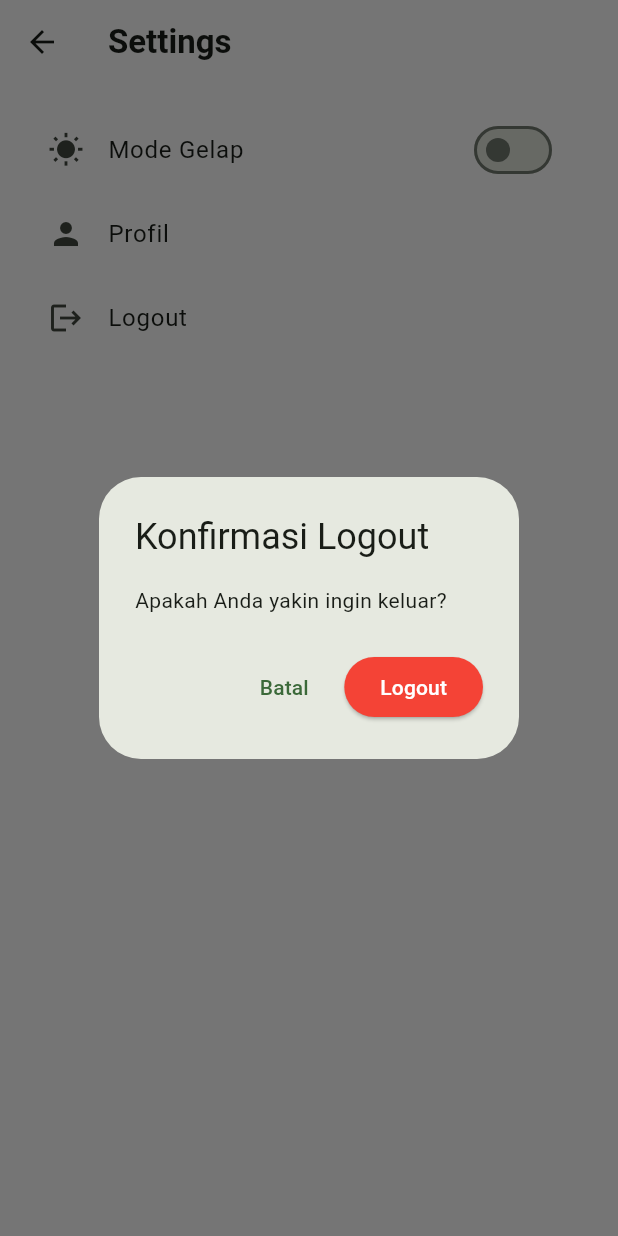
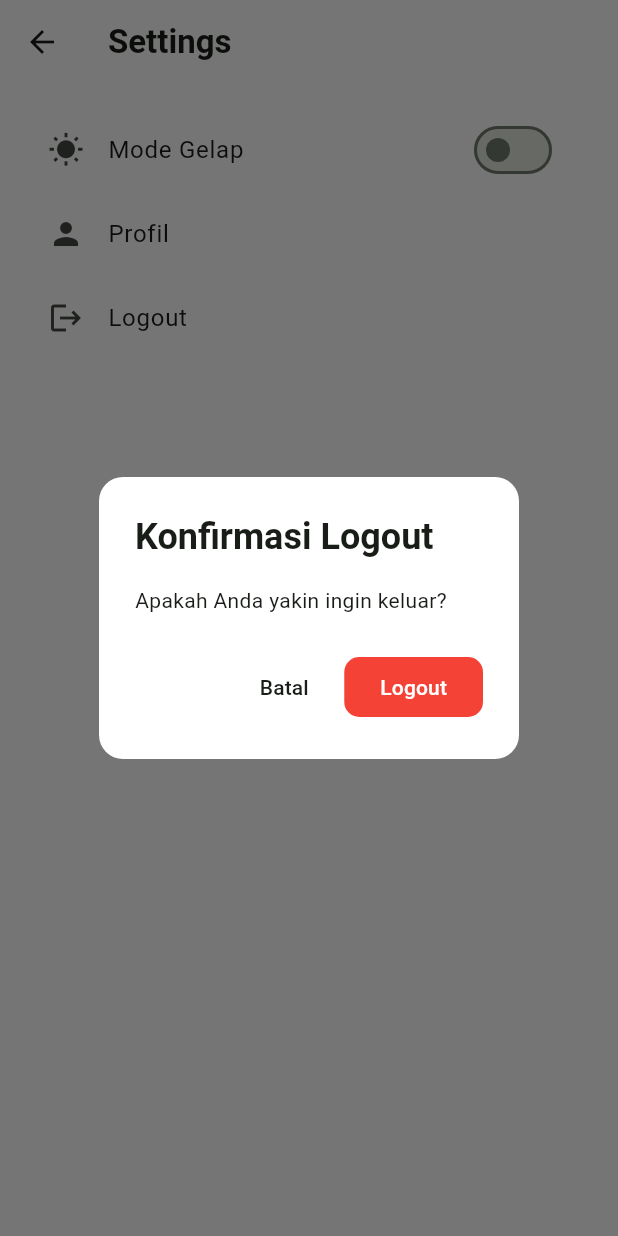
Before and after one commit to Cleosazelda/erp_migas_mobile, a Flutter app: the SettingsPage screen opened directly with empty values, after a tap on "Logout", on a phone screen of 412 x 824 dp. Run offline on Flutter 3.47's test engine with Material 3 defaults, Android fonts, the phone set to English and light mode, and no system bars; our stand-ins replace fl_chart; accounts and stored records are empty; network calls fail.

Commit message:
doneee profil, history

```diff
--- a/lib/src/pages/home_page.dart
+++ b/lib/src/pages/home_page.dart
@@ -74,12 +74,16 @@ class _HomePageState extends State<HomePage> {
 
   @override
   Widget build(BuildContext context) {
+    final theme = Theme.of(context);
     return Scaffold(
       body: IndexedStack(
         index: _selectedIndex,
         children: _pages,
       ),
       bottomNavigationBar: BottomNavigationBar(
+        backgroundColor: theme.brightness == Brightness.light
+            ? Colors.white
+            : theme.bottomNavigationBarTheme.backgroundColor,
         items: const <BottomNavigationBarItem>[
           BottomNavigationBarItem(icon: Icon(Icons.home), label: 'Home'),
           BottomNavigationBarItem(icon: Icon(Icons.history), label: 'History'),
@@ -87,6 +91,7 @@ class _HomePageState extends State<HomePage> {
         ],
         currentIndex: _selectedIndex,
         selectedItemColor: Colors.green,
+        unselectedItemColor: Colors.grey,
         onTap: _onItemTapped,
       ),
     );
--- a/lib/src/pages/settings_page.dart
+++ b/lib/src/pages/settings_page.dart
@@ -26,17 +26,35 @@ class SettingsPage extends StatefulWidget {
 
 class _SettingsPageState extends State<SettingsPage> {
   Future<void> _logout() async {
+    final theme = Theme.of(context);
+    final isDark = theme.brightness == Brightness.dark;
     final shouldLogout = await showDialog<bool>(
       context: context,
       builder: (BuildContext context) => AlertDialog(
-        title: const Text('Konfirmasi Logout'),
+        backgroundColor: isDark ? theme.dialogBackgroundColor : Colors.white,
+        shape: RoundedRectangleBorder(borderRadius: BorderRadius.circular(16)),
+        title: const Text(
+          'Konfirmasi Logout',
+          style: TextStyle(fontWeight: FontWeight.bold),
+        ),
         content: const Text('Apakah Anda yakin ingin keluar?'),
         actions: [
-          TextButton(onPressed: () => Navigator.of(context).pop(false), child: const Text('Batal')),
+          TextButton(
+            onPressed: () => Navigator.of(context).pop(false),
+            child: Text(
+              'Batal',
+              style: TextStyle(color: theme.colorScheme.onSurface),
+            ),
+          ),
           ElevatedButton(
-            style: ElevatedButton.styleFrom(backgroundColor: Colors.red),
+            style: ElevatedButton.styleFrom(
+              backgroundColor: Colors.red,
+              foregroundColor: Colors.white,
+              shape: RoundedRectangleBorder(borderRadius: BorderRadius.circular(10)),
+              elevation: 0,
+            ),
             onPressed: () => Navigator.of(context).pop(true),
-            child: const Text('Logout', style: TextStyle(color: Colors.white)),
+            child: const Text('Logout'),
           ),
         ],
       ),
```
Also changed, not shown: lib/src/pages/DigiAm/home_page.dart (+4 -9 lines), lib/src/pages/admin/DigiAm/dashboard_admin.dart (+23 -14 lines).
